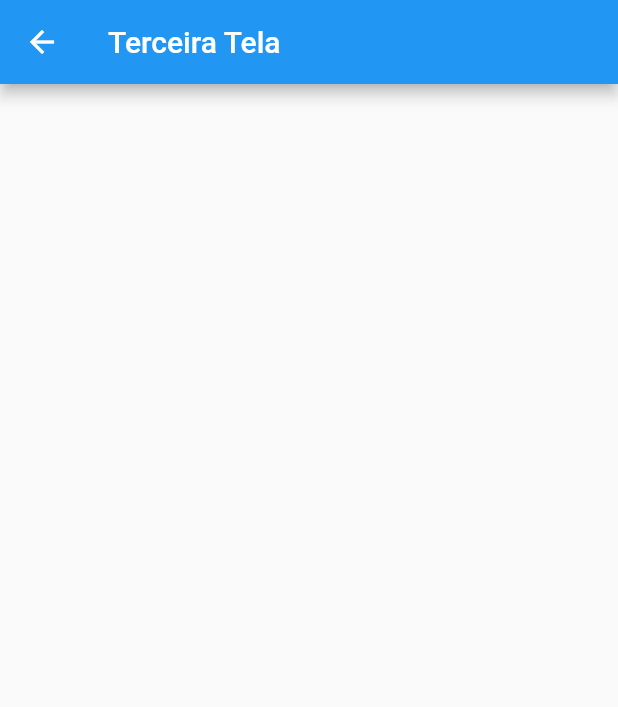
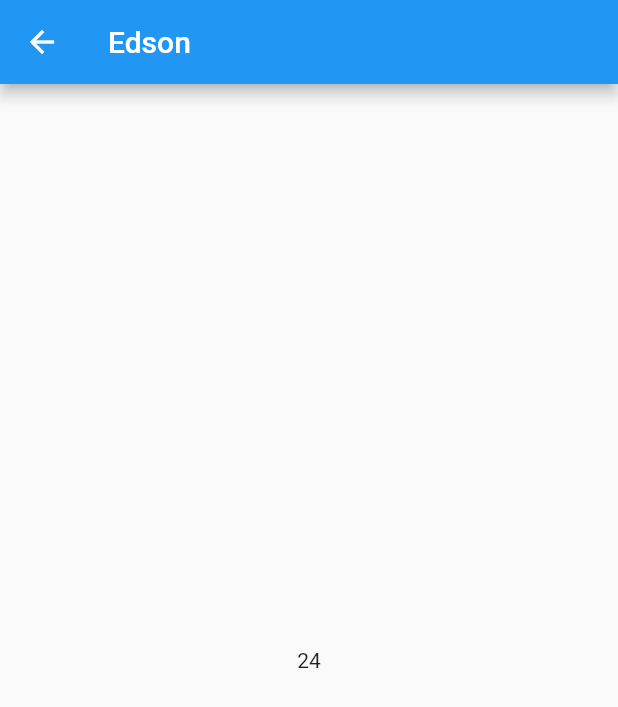
Before and after one commit to 3dsonneto/flutter-navegacao-cubos-academy, a Flutter app: the screen it shows after launch, after a tap on "Tela 3", on a phone screen of 412 x 824 dp. Shown: the top 707 px of the screen. Run offline on Flutter 3.47's test engine with Material 2 defaults, Android fonts, the phone set to English and light mode, and no system bars.

Commit message:
Sending more than one parameter to a different screen

```diff
--- a/lib/home_screen.dart
+++ b/lib/home_screen.dart
@@ -1,4 +1,5 @@
 import 'package:flutter/material.dart';
+import 'package:navigation/third_screen.dart';
 import 'second_screen.dart';
 
 class HomeScreen extends StatefulWidget {
@@ -17,7 +18,8 @@ class _HomeScreenState extends State<HomeScreen> {
       children: [
         ElevatedButton(
           onPressed: () {
-            Navigator.pushNamed(context, "third", arguments: "Terceira Tela");
+            final parameter = ThirdParameters("Edson", 24);
+            Navigator.pushNamed(context, "third", arguments: parameter);
           },
           child: Text("Tela 3"),
         ),
--- a/lib/third_screen.dart
+++ b/lib/third_screen.dart
@@ -1,4 +1,11 @@
 import 'package:flutter/material.dart';
+
+class ThirdParameters {
+  final String name;
+  final int idade;
+
+  ThirdParameters(this.name, this.idade);
+}
 
 class ThirdScreen extends StatefulWidget {
   @override
@@ -8,11 +15,15 @@ class ThirdScreen extends StatefulWidget {
 class _ThirdScreenState extends State<ThirdScreen> {
   @override
   Widget build(BuildContext context) {
-    final title = ModalRoute.of(context).settings.arguments as String;
+    final parameters =
+        ModalRoute.of(context).settings.arguments as ThirdParameters;
 
     return Scaffold(
       appBar: AppBar(
-        title: Text(title),
+        title: Text(parameters.name),
+      ),
+      body: Center(
+        child: Text("${parameters.idade}"),
       ),
     );
   }
```
